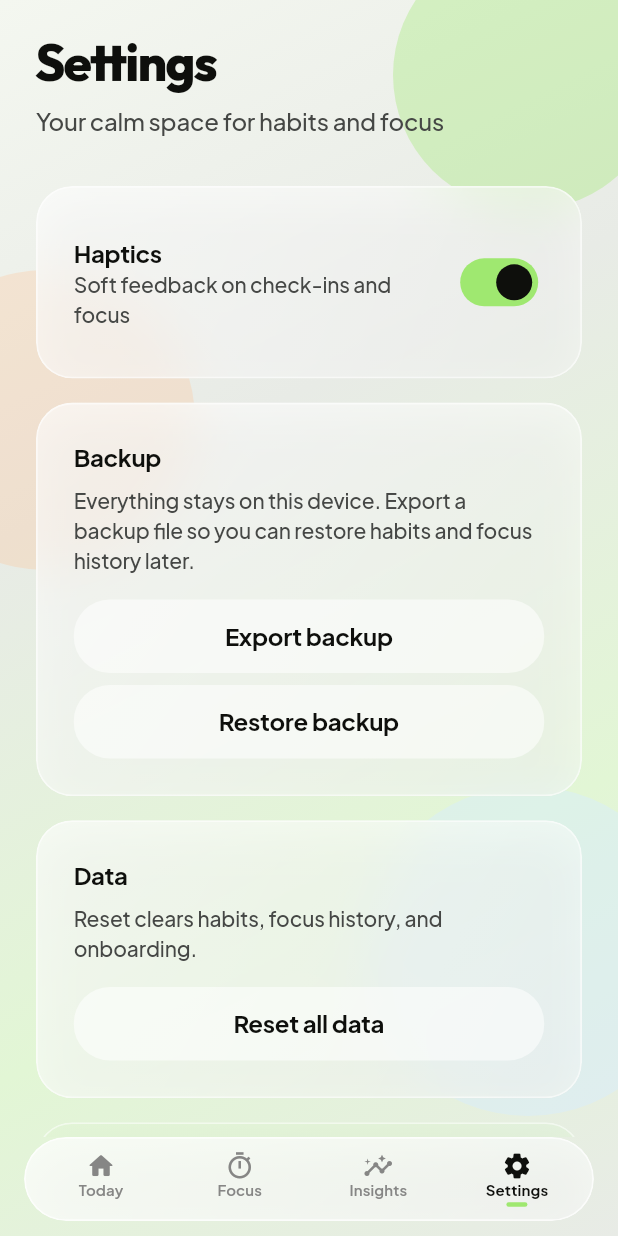
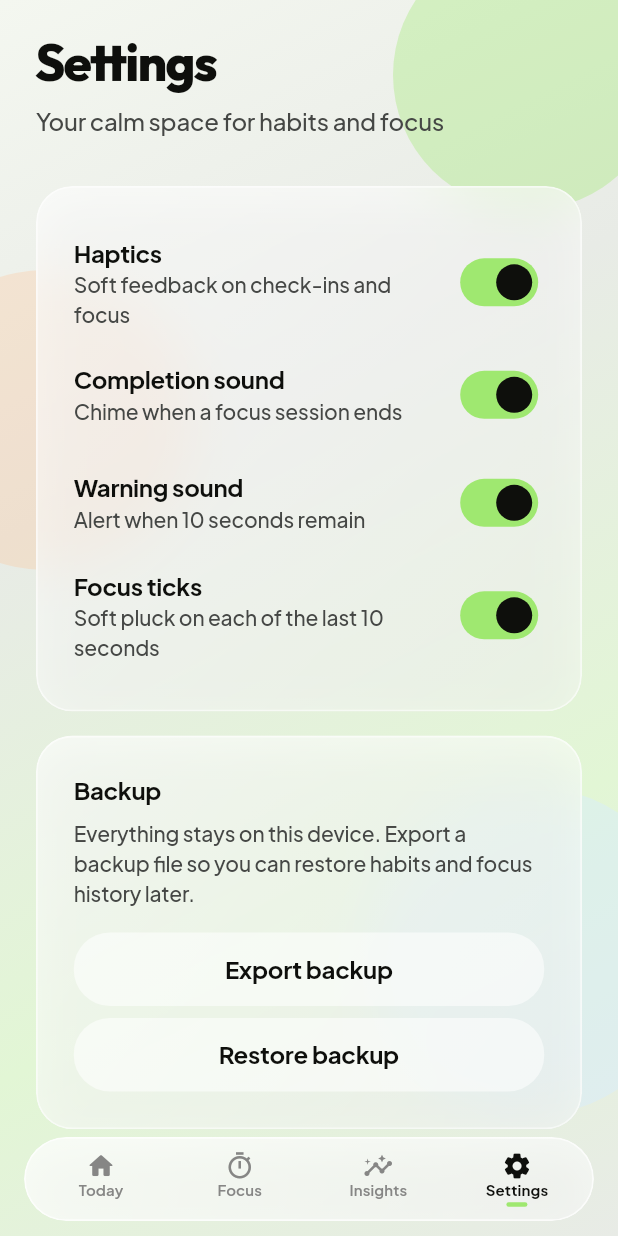
Before and after one commit to Anu-Code07/habbit-tracker, a Flutter app: the SettingsPage screen opened by its route, on a phone screen of 412 x 824 dp. Run offline on Flutter 3.47's test engine with Material 3 defaults, Android fonts, the phone set to English and light mode, and no system bars; our stand-ins replace audioplayers, drift, equatable, file_picker, flutter_bloc, get_it and 6 more; missing offline and left inert: flutter_app_group_directory, home_widget; accounts and stored records are empty; generated files the repository leaves out were written again.

Commit message:
Add focus timer chimes with per-sound Settings toggles.
Play pleasant Kenney sounds for ticks, 10s warning, and completion via audioplayers, and let each be enabled independently in Settings.

Co-authored-by: Cursor <cursoragent@cursor.com>

```diff
--- /dev/null
+++ b/assets/sounds/ATTRIBUTION.txt
@@ -0,0 +1,2 @@
+Kenney Interface Sounds (CC0) — https://kenney.nl/assets/interface-sounds
+Via https://github.com/Calinou/kenney-interface-sounds
--- a/lib/features/settings/data/settings_repository.dart
+++ b/lib/features/settings/data/settings_repository.dart
@@ -7,6 +7,10 @@ class SettingsRepository {
 
   static const _onboardingKey = 'onboarding_complete';
   static const _hapticsKey = 'haptics_enabled';
+  static const _legacyTimerSoundsKey = 'timer_sounds_enabled';
+  static const _completionSoundKey = 'completion_sound_enabled';
+  static const _warningSoundKey = 'warning_sound_enabled';
+  static const _focusTickSoundKey = 'focus_tick_sound_enabled';
   static const _workMinutesKey = 'work_minutes';
   static const _breakMinutesKey = 'break_minutes';
   static const _userNameKey = 'user_name';
@@ -20,6 +24,28 @@ class SettingsRepository {
 
   Future<void> setHapticsEnabled(bool value) =>
       _prefs.setBool(_hapticsKey, value);
+
+  /// Falls back to the old combined timer-sounds flag when unset.
+  bool _soundFlag(String key) {
+    final value = _prefs.getBool(key);
+    if (value != null) return value;
+    return _prefs.getBool(_legacyTimerSoundsKey) ?? true;
+  }
+
+  bool get completionSoundEnabled => _soundFlag(_completionSoundKey);
+
+  Future<void> setCompletionSoundEnabled(bool value) =>
+      _prefs.setBool(_completionSoundKey, value);
+
+  bool get warningSoundEnabled => _soundFlag(_warningSoundKey);
+
+  Future<void> setWarningSoundEnabled(bool value) =>
+      _prefs.setBool(_warningSoundKey, value);
+
+  bool get focusTickSoundEnabled => _soundFlag(_focusTickSoundKey);
+
+  Future<void> setFocusTickSoundEnabled(bool value) =>
+      _prefs.setBool(_focusTickSoundKey, value);
 
   int get workMinutes => _prefs.getInt(_workMinutesKey) ?? 25;
 
@@ -44,6 +70,9 @@ class SettingsRepository {
   Map<String, dynamic> exportMap() => {
         'onboardingComplete': isOnboardingComplete,
         'hapticsEnabled': hapticsEnabled,
+        'completionSoundEnabled': completionSoundEnabled,
+        'warningSoundEnabled': warningSoundEnabled,
+        'focusTickSoundEnabled': focusTickSoundEnabled,
         'workMinutes': workMinutes,
         'breakMinutes': breakMinutes,
         'userName': userName,
@@ -57,6 +86,28 @@ class SettingsRepository {
     final haptics = map['hapticsEnabled'];
     if (haptics is bool) {
       await setHapticsEnabled(haptics);
+    }
+    final completionSound = map['completionSoundEnabled'];
+    if (completionSound is bool) {
+      await setCompletionSoundEnabled(completionSound);
+    }
+    final warningSound = map['warningSoundEnabled'];
+    if (warningSound is bool) {
+      await setWarningSoundEnabled(warningSound);
+    }
+    final tickSound = map['focusTickSoundEnabled'];
+    if (tickSound is bool) {
+      await setFocusTickSoundEnabled(tickSound);
+    }
+    // Older backups used a single timerSoundsEnabled flag.
+    final legacySounds = map['timerSoundsEnabled'];
+    if (legacySounds is bool &&
+        completionSound is! bool &&
+        warningSound is! bool &&
+        tickSound is! bool) {
+      await setCompletionSoundEnabled(legacySounds);
+      await setWarningSoundEnabled(legacySounds);
+      await setFocusTickSoundEnabled(legacySounds);
     }
     final work = map['workMinutes'];
     if (work is int) {
--- a/lib/features/settings/presentation/bloc/settings_bloc.dart
+++ b/lib/features/settings/presentation/bloc/settings_bloc.dart
@@ -23,6 +23,27 @@ class SettingsHapticsChanged extends SettingsEvent {
   List<Object?> get props => [enabled];
 }
 
+class SettingsCompletionSoundChanged extends SettingsEvent {
+  const SettingsCompletionSoundChanged(this.enabled);
+  final bool enabled;
+  @override
+  List<Object?> get props => [enabled];
+}
+
+class SettingsWarningSoundChanged extends SettingsEvent {
+  const SettingsWarningSoundChanged(this.enabled);
+  final bool enabled;
+  @override
+  List<Object?> get props => [enabled];
+}
+
+class SettingsFocusTickSoundChanged extends SettingsEvent {
+  const SettingsFocusTickSoundChanged(this.enabled);
+  final bool enabled;
+  @override
+  List<Object?> get props => [enabled];
+}
+
 class SettingsDataReset extends SettingsEvent {
   const SettingsDataReset();
 }
@@ -38,6 +59,9 @@ class SettingsBackupImportRequested extends SettingsEvent {
 class SettingsState extends Equatable {
   const SettingsState({
     this.hapticsEnabled = true,
+    this.completionSoundEnabled = true,
+    this.warningSoundEnabled = true,
+    this.focusTickSoundEnabled = true,
     this.workMinutes = 25,
     this.breakMinutes = 5,
     this.resetDone = false,
@@ -47,6 +71,9 @@ class SettingsState extends Equatable {
   });
 
   final bool hapticsEnabled;
+  final bool completionSoundEnabled;
+  final bool warningSoundEnabled;
+  final bool focusTickSoundEnabled;
   final int workMinutes;
   final int breakMinutes;
   final bool resetDone;
@@ -56,6 +83,9 @@ class SettingsState extends Equatable {
 
   SettingsState copyWith({
     bool? hapticsEnabled,
+    bool? completionSoundEnabled,
+    bool? warningSoundEnabled,
+    bool? focusTickSoundEnabled,
     int? workMinutes,
     int? breakMinutes,
     bool? resetDone,
@@ -66,6 +96,11 @@ class SettingsState extends Equatable {
   }) {
     return SettingsState(
       hapticsEnabled: hapticsEnabled ?? this.hapticsEnabled,
+      completionSoundEnabled:
+          completionSoundEnabled ?? this.completionSoundEnabled,
+      warningSoundEnabled: warningSoundEnabled ?? this.warningSoundEnabled,
+      focusTickSoundEnabled:
+          focusTickSoundEnabled ?? this.focusTickSoundEnabled,
       workMinutes: workMinutes ?? this.workMinutes,
       breakMinutes: breakMinutes ?? this.breakMinutes,
       resetDone: resetDone ?? this.resetDone,
@@ -78,6 +113,9 @@ class SettingsState extends Equatable {
   @override
   List<Object?> get props => [
         hapticsEnabled,
+        completionSoundEnabled,
+        warningSoundEnabled,
+        focusTickSoundEnabled,
         workMinutes,
         breakMinutes,
         resetDone,
@@ -102,6 +140,9 @@ class SettingsBloc extends Bloc<SettingsEvent, SettingsState> {
       emit(
         SettingsState(
           hapticsEnabled: _settings.hapticsEnabled,
+          completionSoundEnabled: _settings.completionSoundEnabled,
+          warningSoundEnabled: _settings.warningSoundEnabled,
+          focusTickSoundEnabled: _settings.focusTickSoundEnabled,
           workMinutes: _settings.workMinutes,
           breakMinutes: _settings.breakMinutes,
         ),
@@ -110,6 +151,18 @@ class SettingsBloc extends Bloc<SettingsEvent, SettingsState> {
     on<SettingsHapticsChanged>((e, emit) async {
       await _settings.setHapticsEnabled(e.enabled);
       emit(state.copyWith(hapticsEnabled: e.enabled));
+    });
+    on<SettingsCompletionSoundChanged>((e, emit) async {
+      await _settings.setCompletionSoundEnabled(e.enabled);
+      emit(state.copyWith(completionSoundEnabled: e.enabled));
+    });
+    on<SettingsWarningSoundChanged>((e, emit) async {
+      await _settings.setWarningSoundEnabled(e.enabled);
+      emit(state.copyWith(warningSoundEnabled: e.enabled));
+    });
+    on<SettingsFocusTickSoundChanged>((e, emit) async {
+      await _settings.setFocusTickSoundEnabled(e.enabled);
+      emit(state.copyWith(focusTickSoundEnabled: e.enabled));
     });
     on<SettingsDataReset>((_, emit) async {
       await _clearHabitData();
@@ -147,6 +200,9 @@ class SettingsBloc extends Bloc<SettingsEvent, SettingsState> {
         emit(
           SettingsState(
             hapticsEnabled: _settings.hapticsEnabled,
+            completionSoundEnabled: _settings.completionSoundEnabled,
+            warningSoundEnabled: _settings.warningSoundEnabled,
+            focusTickSoundEnabled: _settings.focusTickSoundEnabled,
             workMinutes: _settings.workMinutes,
             breakMinutes: _settings.breakMinutes,
             importDone: true,
--- a/lib/features/settings/presentation/pages/settings_page.dart
+++ b/lib/features/settings/presentation/pages/settings_page.dart
@@ -73,6 +73,57 @@ class SettingsPage extends StatelessWidget {
                               : (v) => context
                                   .read<SettingsBloc>()
                                   .add(SettingsHapticsChanged(v)),
+                        ),
+                        SwitchListTile(
+                          contentPadding: EdgeInsets.zero,
+                          title: Text(
+                            'Completion sound',
+                            style: PulseTypography.bodyMdStrong(),
+                          ),
+                          subtitle: Text(
+                            'Chime when a focus session ends',
+                            style: PulseTypography.bodySm(),
+                          ),
+                          value: state.completionSoundEnabled,
+                          onChanged: state.busy
+                              ? null
+                              : (v) => context
+                                  .read<SettingsBloc>()
+                                  .add(SettingsCompletionSoundChanged(v)),
+                        ),
+                        SwitchListTile(
+                          contentPadding: EdgeInsets.zero,
+                          title: Text(
+                            'Warning sound',
+                            style: PulseTypography.bodyMdStrong(),
+                          ),
+                          subtitle: Text(
+                            'Alert when 10 seconds remain',
+                            style: PulseTypography.bodySm(),
+                          ),
+                          value: state.warningSoundEnabled,
+                          onChanged: state.busy
+                              ? null
+                              : (v) => context
+                                  .read<SettingsBloc>()
+                                  .add(SettingsWarningSoundChanged(v)),
+                        ),
+                        SwitchListTile(
+                          contentPadding: EdgeInsets.zero,
+                          title: Text(
+                            'Focus ticks',
+                            style: PulseTypography.bodyMdStrong(),
+                          ),
+                          subtitle: Text(
+                            'Soft pluck on each of the last 10 seconds',
+                            style: PulseTypography.bodySm(),
+                          ),
+                          value: state.focusTickSoundEnabled,
+                          onChanged: state.busy
+                              ? null
+                              : (v) => context
+                                  .read<SettingsBloc>()
+                                  .add(SettingsFocusTickSoundChanged(v)),
                         ),
                       ],
                     ),
--- a/pubspec.yaml
+++ b/pubspec.yaml
@@ -30,6 +30,7 @@ dependencies:
   share_plus: ^11.0.0
   file_picker: ^10.1.9
   home_widget: ^0.9.2+1
+  audioplayers: ^6.8.1
 
 dev_dependencies:
   flutter_test:
@@ -45,6 +46,9 @@ flutter:
   assets:
     # Only runtime images — keep launcher source out of the app bundle.
     - assets/branding/pulse_onboarding_hero.webp
+    - assets/sounds/focus_tick.wav
+    - assets/sounds/focus_warning.wav
+    - assets/sounds/focus_complete.wav
 
 flutter_launcher_icons:
   android: true
```
Also changed, not shown: lib/features/focus/data/focus_live_activity_service.dart (+40 -11 lines), lib/features/focus/presentation/bloc/focus_bloc.dart (+12 -2 lines), pubspec.lock, 8 other files.
